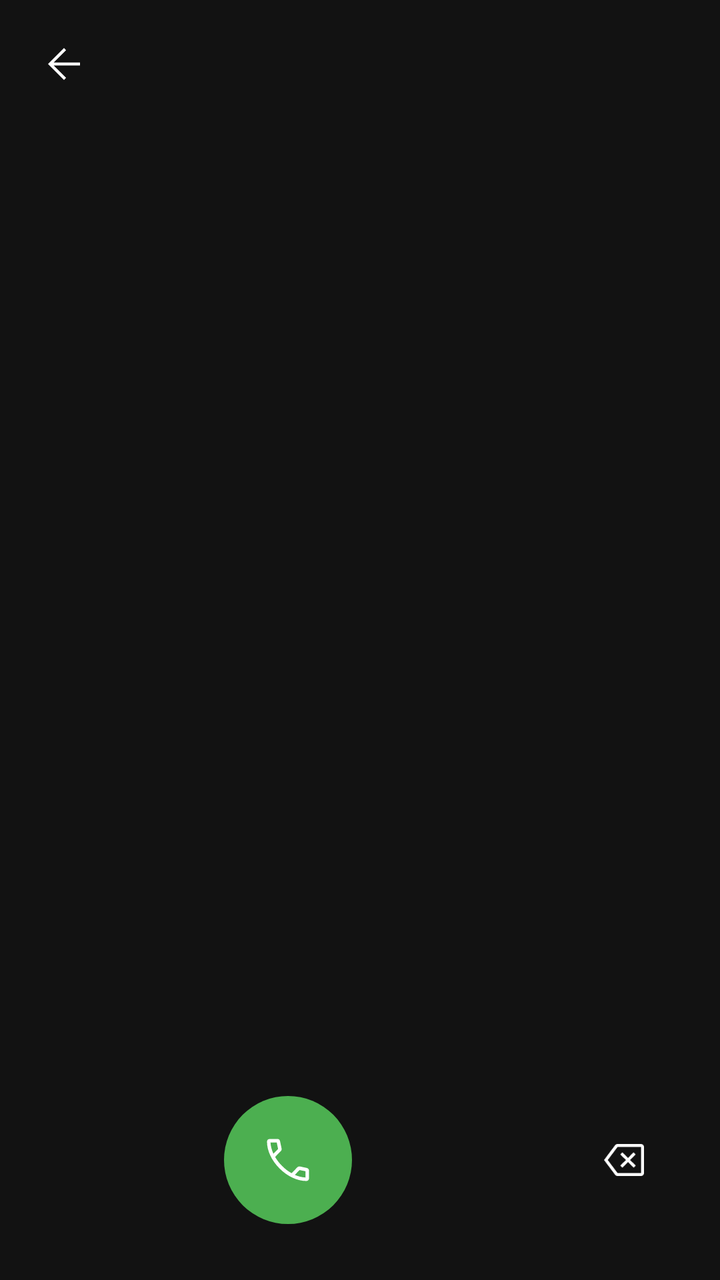
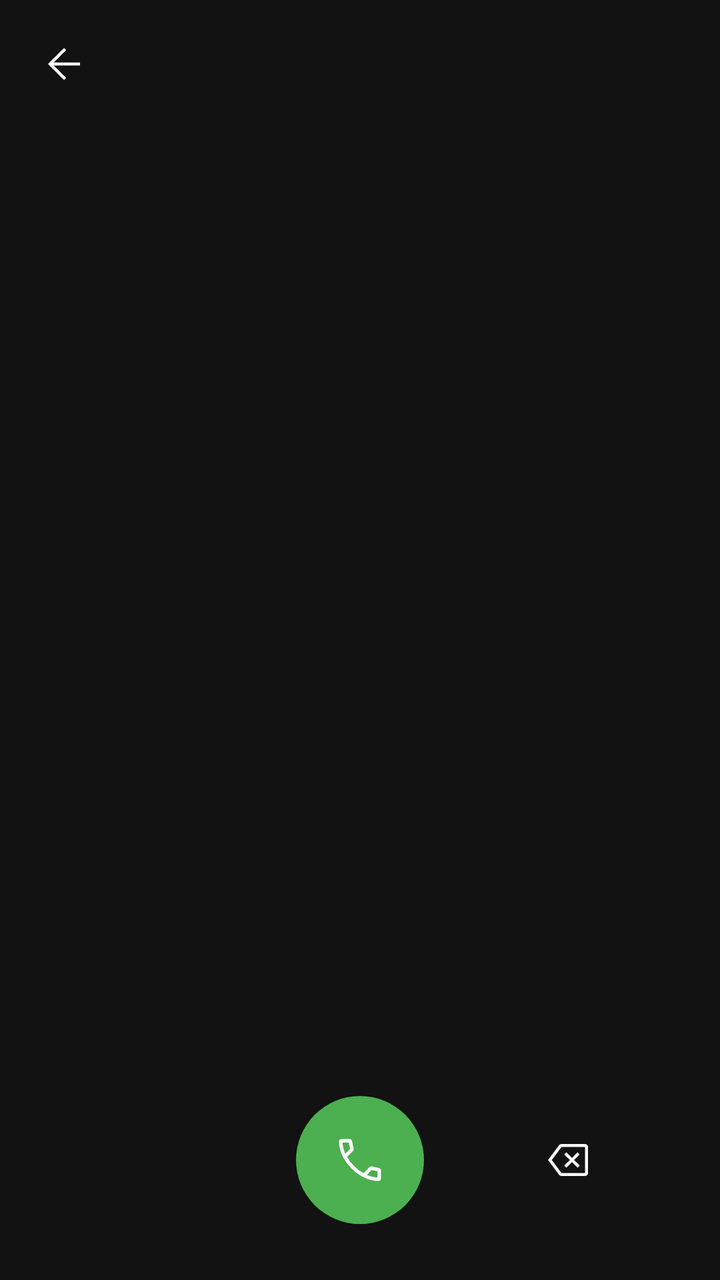

Compare the two renders of this Android layout. The source of the first and the diff that turns it into the second are given below.
<!-- AndroidManifest.xml: application theme Theme.BlutigeSeitenKiosk -->
<!-- res/layout/activity_call.xml -->
<?xml version="1.0" encoding="utf-8"?>
<LinearLayout xmlns:android="http://schemas.android.com/apk/res/android"
    xmlns:app="http://schemas.android.com/apk/res-auto"
    android:layout_width="match_parent"
    android:layout_height="match_parent"
    android:background="#121212"
    android:orientation="vertical">

    
    <ImageButton
        android:id="@+id/btnBack"
        android:layout_width="48dp"
        android:layout_height="48dp"
        android:layout_marginStart="8dp"
        android:layout_marginTop="8dp"
        android:padding="12dp"
        android:scaleType="fitCenter"
        android:background="?android:attr/selectableItemBackgroundBorderless"
        android:src="@drawable/ic_back"
        android:contentDescription="@string/cd_back" />

    
    <TextView
        android:id="@+id/numberDisplay"
        android:layout_width="match_parent"
        android:layout_height="0dp"
        android:layout_weight="1"
        android:gravity="center"
        android:text=""
        android:textColor="#FFFFFF"
        android:textSize="38sp"
        android:letterSpacing="0.05"
        android:minHeight="1dp" />

    
    <Space android:layout_width="match_parent" android:layout_height="24dp" />
    <LinearLayout
        android:id="@+id/dialPad"
        android:layout_width="match_parent"
        android:layout_height="wrap_content"
        android:orientation="vertical"
        android:layout_marginStart="24dp"
        android:layout_marginEnd="24dp" />

    
    <LinearLayout
        android:layout_width="match_parent"
        android:layout_height="wrap_content"
        android:orientation="horizontal"
        android:gravity="center_vertical"
        android:paddingTop="20dp"
        android:paddingBottom="28dp">

        <View android:layout_width="0dp" android:layout_height="1dp" android:layout_weight="1" />

        <ImageButton
            android:id="@+id/btnDial"
            android:layout_width="64dp"
            android:layout_height="64dp"
            android:padding="18dp"
            android:scaleType="fitCenter"
            android:background="@drawable/call_button_background"
            android:src="@drawable/ic_call"
            android:contentDescription="@string/cd_call_button" />

        <View android:layout_width="0dp" android:layout_height="1dp" android:layout_weight="1" />

        <ImageButton
            android:id="@+id/btnClear"
            android:layout_width="48dp"
            android:layout_height="48dp"
            android:layout_marginEnd="24dp"
            android:padding="12dp"
            android:scaleType="fitCenter"
            android:background="?android:attr/selectableItemBackgroundBorderless"
            android:src="@drawable/ic_backspace"
            android:contentDescription="@string/cd_delete" />

    </LinearLayout>

</LinearLayout>
<!-- resources referenced by this layout -->
<resources>
  <!-- drawable call_button_background (drawable) -->
  <?xml version="1.0" encoding="utf-8"?>
  <shape xmlns:android="http://schemas.android.com/apk/res/android"
      android:shape="oval">
      <solid android:color="#4CAF50" />
  </shape>
  <!-- drawable ic_back (drawable) -->
  <?xml version="1.0" encoding="utf-8"?>
  <vector xmlns:android="http://schemas.android.com/apk/res/android"
      android:width="24dp"
      android:height="24dp"
      android:viewportWidth="960"
      android:viewportHeight="960">
      <group android:translateY="960">
          <path
              android:fillColor="#FFFFFF"
              android:pathData="m274,-450 248,248 -42,42 -320,-320 320,-320 42,42 -248,248h526v60H274Z" />
      </group>
  </vector>
  <!-- drawable ic_backspace (drawable) -->
  <?xml version="1.0" encoding="utf-8"?>
  <vector xmlns:android="http://schemas.android.com/apk/res/android"
      android:width="24dp"
      android:height="24dp"
      android:viewportWidth="960"
      android:viewportHeight="960">
      <group android:translateY="960">
          <path
              android:fillColor="#FFFFFF"
              android:pathData="m448,-326 112,-112 112,112 43,-43 -113,-111 111,-111 -43,-43 -110,112 -112,-112 -43,43 113,111 -113,111 43,43Zm-98,166q-14.25,0 -27,-6.38 -12.75,-6.37 -21,-17.62L80,-480l221,-296q8.25,-11.25 21,-17.63 12.75,-6.37 27,-6.37h472q24.75,0 42.38,17.62Q881,-764.75 881,-740v520q0,24.75 -17.62,42.37Q845.75,-160 821,-160H350ZM155,-480l195,260h471v-520H350L155,-480Zm431,0Z" />
      </group>
  </vector>
  <!-- drawable ic_call (drawable) -->
  <?xml version="1.0" encoding="utf-8"?>
  <vector xmlns:android="http://schemas.android.com/apk/res/android"
      android:width="24dp"
      android:height="24dp"
      android:viewportWidth="960"
      android:viewportHeight="960">
      <group android:translateY="960">
          <path
              android:fillColor="#FFFFFF"
              android:pathData="M795,-120q-116,0 -236.5,-56T335,-335Q232,-438 176,-558.5T120,-795q0,-19.29 12.86,-32.14Q145.71,-840 165,-840h140q14,0 24,10t14,25l26.93,125.64Q372,-665 369.5,-653.5t-10.73,19.73L259,-533q26,44 55,82t64,72q37,38 78,69.5t86,55.5l95,-98q10,-11 23.15,-15 13.15,-4 25.85,-2l119,26q15,4 25,16.04 10,12.05 10,26.96v135q0,19.29 -12.86,32.14Q814.29,-120 795,-120ZM229,-588l81,-82 -23,-110H180q2,42 13.5,88.5T229,-588Zm369,363q41,19 89,31t93,14v-107l-103,-21 -79,83ZM229,-588Zm369,363Z" />
      </group>
  </vector>
  <string name="cd_back">Zurück</string>
  <string name="cd_call_button">Anrufen</string>
  <string name="cd_delete">Löschen</string>
  <style name="Theme.BlutigeSeitenKiosk" parent="Theme.Material3.Dark.NoActionBar">
          <item name="android:windowBackground">@color/background</item>
          <item name="colorPrimary">@color/accent</item>
          <item name="android:statusBarColor">@color/background</item>
          <item name="android:navigationBarColor">@color/background</item>
      </style>
  <color name="background">#121212</color>
  <color name="accent">#B71C1C</color>
</resources>

<!-- the commit's change to res/layout/activity_call.xml (unified diff, before → after) -->
@@ -47,34 +47,49 @@
         android:layout_width="match_parent"
         android:layout_height="wrap_content"
         android:orientation="horizontal"
-        android:gravity="center_vertical"
+        android:layout_marginStart="24dp"
+        android:layout_marginEnd="24dp"
         android:paddingTop="20dp"
         android:paddingBottom="28dp">
 
-        <View android:layout_width="0dp" android:layout_height="1dp" android:layout_weight="1" />
+        <FrameLayout
+            android:layout_width="0dp"
+            android:layout_height="wrap_content"
+            android:layout_weight="1" />
 
-        <ImageButton
-            android:id="@+id/btnDial"
-            android:layout_width="64dp"
-            android:layout_height="64dp"
-            android:padding="18dp"
-            android:scaleType="fitCenter"
-            android:background="@drawable/call_button_background"
-            android:src="@drawable/ic_call"
-            android:contentDescription="@string/cd_call_button" />
+        <FrameLayout
+            android:layout_width="0dp"
+            android:layout_height="wrap_content"
+            android:layout_weight="1"
+            android:layout_gravity="center_vertical">
+            <ImageButton
+                android:id="@+id/btnDial"
+                android:layout_width="64dp"
+                android:layout_height="64dp"
+                android:layout_gravity="center"
+                android:padding="18dp"
+                android:scaleType="fitCenter"
+                android:background="@drawable/call_button_background"
+                android:src="@drawable/ic_call"
+                android:contentDescription="@string/cd_call_button" />
+        </FrameLayout>
 
-        <View android:layout_width="0dp" android:layout_height="1dp" android:layout_weight="1" />
-
-        <ImageButton
-            android:id="@+id/btnClear"
-            android:layout_width="48dp"
-            android:layout_height="48dp"
-            android:layout_marginEnd="24dp"
-            android:padding="12dp"
-            android:scaleType="fitCenter"
-            android:background="?android:attr/selectableItemBackgroundBorderless"
-            android:src="@drawable/ic_backspace"
-            android:contentDescription="@string/cd_delete" />
+        <FrameLayout
+            android:layout_width="0dp"
+            android:layout_height="wrap_content"
+            android:layout_weight="1"
+            android:layout_gravity="center_vertical">
+            <ImageButton
+                android:id="@+id/btnClear"
+                android:layout_width="48dp"
+                android:layout_height="48dp"
+                android:layout_gravity="center"
+                android:padding="12dp"
+                android:scaleType="fitCenter"
+                android:background="?android:attr/selectableItemBackgroundBorderless"
+                android:src="@drawable/ic_backspace"
+                android:contentDescription="@string/cd_delete" />
+        </FrameLayout>
 
     </LinearLayout>
 
